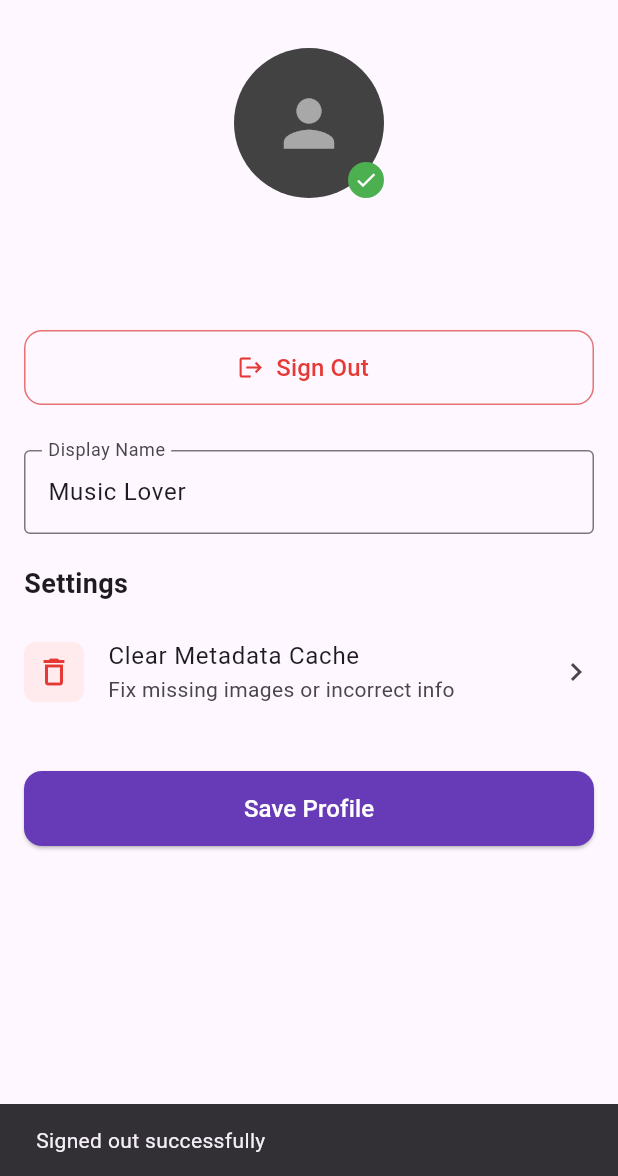
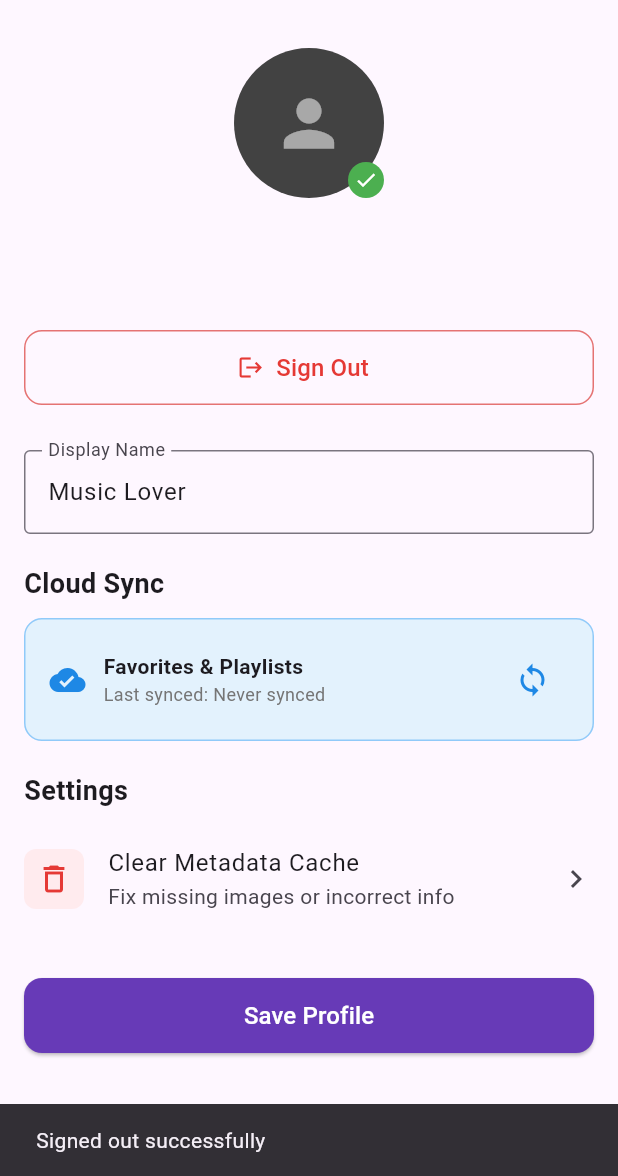
Before and after one commit to imdadur765/Audio-X, a Flutter app: the ProfilePage screen opened by its route, after a tap on "Sign Out", on a phone screen of 412 x 824 dp, the part 60-1236 px from its top. Run offline on Flutter 3.47's test engine with Material 3 defaults, Android fonts, the phone set to English and light mode, and no system bars; our stand-ins replace cloud_firestore, connectivity_plus, file_picker, firebase_auth, firebase_core, go_router and 8 more; accounts and stored records are empty.

Commit message:
Added cloud sync Feature

```diff
--- a/lib/presentation/pages/profile_page.dart
+++ b/lib/presentation/pages/profile_page.dart
@@ -1,7 +1,11 @@
 import 'package:flutter/material.dart';
 import 'package:go_router/go_router.dart';
+import 'package:provider/provider.dart';
 import '../../data/services/artist_service.dart';
 import '../../data/services/auth_service.dart';
+import '../../services/cloud_sync_service.dart';
+import '../../services/playlist_service.dart';
+import '../controllers/audio_controller.dart';
 import 'package:hive/hive.dart';
 
 class ProfilePage extends StatefulWidget {
@@ -14,17 +18,41 @@ class ProfilePage extends StatefulWidget {
 class _ProfilePageState extends State<ProfilePage> {
   late TextEditingController _nameController;
   final AuthService _authService = AuthService();
+  final CloudSyncService _cloudSync = CloudSyncService();
   bool _isLoading = false;
+  bool _isSyncing = false;
+  DateTime? _lastSyncTime;
 
   @override
   void initState() {
     super.initState();
     _nameController = TextEditingController(text: _authService.userName);
+    _loadLastSyncTime();
+    // Listen for background sync updates
+    CloudSyncService.lastSyncNotifier.addListener(_onSyncUpdate);
+  }
+
+  void _onSyncUpdate() {
+    if (mounted) {
+      setState(() => _lastSyncTime = CloudSyncService.lastSyncNotifier.value);
+    }
+  }
+
+  Future<void> _loadLastSyncTime() async {
+    // First check local notifier (for current session syncs)
+    if (CloudSyncService.lastSyncNotifier.value != null) {
+      setState(() => _lastSyncTime = CloudSyncService.lastSyncNotifier.value);
+      return;
+    }
+    // Then try to load from Firestore (for past syncs)
+    final time = await _cloudSync.getLastSyncTime();
+    if (mounted) setState(() => _lastSyncTime = time);
   }
 
   @override
   void dispose() {
     _nameController.dispose();
+    CloudSyncService.lastSyncNotifier.removeListener(_onSyncUpdate);
     super.dispose();
   }
 
@@ -40,6 +68,8 @@ class _ProfilePageState extends State<ProfilePage> {
       });
       if (user != null) {
         ScaffoldMessenger.of(context).showSnackBar(SnackBar(content: Text('Welcome, ${user.displayName}!')));
+        // Trigger sync after login
+        _handleSync();
       }
     }
   }
@@ -51,9 +81,45 @@ class _ProfilePageState extends State<ProfilePage> {
       setState(() {
         _isLoading = false;
         _nameController.text = 'Music Lover';
+        _lastSyncTime = null;
       });
       ScaffoldMessenger.of(context).showSnackBar(const SnackBar(content: Text('Signed out successfully')));
     }
+  }
+
+  Future<void> _handleSync() async {
+    if (!_authService.isLoggedIn) return;
+
+    setState(() => _isSyncing = true);
+
+    final audioController = Provider.of<AudioController>(context, listen: false);
+    final playlistService = PlaylistService();
+
+    final success = await _cloudSync.syncOnLogin(
+      onFavoritesDownloaded: (favoriteIds) async {
+        await audioController.applyCloudFavorites(favoriteIds);
+      },
+      onPlaylistsDownloaded: (playlists) async {
+        await playlistService.mergeCloudPlaylists(playlists);
+      },
+    );
+
+    if (mounted) {
+      setState(() => _isSyncing = false);
+      if (success) {
+        _loadLastSyncTime();
+        ScaffoldMessenger.of(context).showSnackBar(const SnackBar(content: Text('Sync completed!')));
+      }
+    }
+  }
+
+  String _getLastSyncText() {
+    if (_lastSyncTime == null) return 'Never synced';
+    final diff = DateTime.now().difference(_lastSyncTime!);
+    if (diff.inMinutes < 1) return 'Just now';
+    if (diff.inMinutes < 60) return '${diff.inMinutes} min ago';
+    if (diff.inHours < 24) return '${diff.inHours} hours ago';
+    return '${diff.inDays} days ago';
   }
 
   @override
@@ -117,6 +183,55 @@ class _ProfilePageState extends State<ProfilePage> {
                   labelText: 'Display Name',
                   border: OutlineInputBorder(),
                   hintText: 'Enter your name',
+                ),
+              ),
+              const SizedBox(height: 20),
+            ],
+
+            // Cloud Sync Section (only if logged in)
+            if (isLoggedIn) ...[
+              const SizedBox(
+                width: double.infinity,
+                child: Text('Cloud Sync', style: TextStyle(fontSize: 18, fontWeight: FontWeight.bold)),
+              ),
+              const SizedBox(height: 10),
+              Container(
+                width: double.infinity,
+                padding: const EdgeInsets.all(16),
+                decoration: BoxDecoration(
+                  color: Colors.blue.shade50,
+                  borderRadius: BorderRadius.circular(12),
+                  border: Border.all(color: Colors.blue.shade200),
+                ),
+                child: Column(
+                  crossAxisAlignment: CrossAxisAlignment.start,
+                  children: [
+                    Row(
+                      children: [
+                        Icon(Icons.cloud_done, color: Colors.blue.shade600),
+                        const SizedBox(width: 12),
+                        Expanded(
+                          child: Column(
+                            crossAxisAlignment: CrossAxisAlignment.start,
+                            children: [
+                              const Text('Favorites & Playlists', style: TextStyle(fontWeight: FontWeight.bold)),
+                              Text(
+                                'Last synced: ${_getLastSyncText()}',
+                                style: TextStyle(color: Colors.grey[600], fontSize: 12),
+                              ),
+                            ],
+                          ),
+                        ),
+                        _isSyncing
+                            ? const SizedBox(width: 24, height: 24, child: CircularProgressIndicator(strokeWidth: 2))
+                            : IconButton(
+                                icon: Icon(Icons.sync, color: Colors.blue.shade600),
+                                onPressed: _handleSync,
+                                tooltip: 'Sync Now',
+                              ),
+                      ],
+                    ),
+                  ],
                 ),
               ),
               const SizedBox(height: 20),
--- /dev/null
+++ b/lib/services/cloud_sync_service.dart
@@ -0,0 +1,181 @@
+import 'package:cloud_firestore/cloud_firestore.dart';
+import 'package:flutter/foundation.dart';
+import '../data/models/playlist_model.dart';
+import '../data/services/auth_service.dart';
+
+/// Service for syncing user data (Favorites, Playlists) to Firebase Firestore.
+class CloudSyncService {
+  static final CloudSyncService _instance = CloudSyncService._internal();
+  factory CloudSyncService() => _instance;
+  CloudSyncService._internal();
+
+  final FirebaseFirestore _firestore = FirebaseFirestore.instance;
+  final AuthService _authService = AuthService();
+
+  // Notifier that fires when sync happens - UI can listen to this
+  static final ValueNotifier<DateTime?> lastSyncNotifier = ValueNotifier(null);
+
+  /// Returns the user's document reference, or null if not logged in.
+  DocumentReference<Map<String, dynamic>>? get _userDoc {
+    final user = _authService.currentUser;
+    if (user == null) return null;
+    return _firestore.collection('users').doc(user.uid);
+  }
+
+  /// Check if user is logged in and can sync.
+  bool get canSync => _authService.isLoggedIn;
+
+  // ==================== FAVORITES ====================
+
+  /// Upload current favorite song IDs to Firestore.
+  Future<void> syncFavoritesToCloud(List<String> favoriteSongIds) async {
+    if (!canSync) return;
+
+    try {
+      await _userDoc?.set({
+        'favorites': {'songIds': favoriteSongIds, 'updatedAt': FieldValue.serverTimestamp()},
+      }, SetOptions(merge: true));
+      debugPrint('Favorites synced to cloud: ${favoriteSongIds.length} songs');
+
+      // Update local notifier so UI knows sync happened
+      lastSyncNotifier.value = DateTime.now();
+    } catch (e) {
+      debugPrint('Error syncing favorites to cloud: $e');
+    }
+  }
+
+  /// Download favorite song IDs from Firestore.
+  Future<List<String>> getFavoritesFromCloud() async {
+    if (!canSync) return [];
+
+    try {
+      final doc = await _userDoc?.get();
+      if (doc?.exists == true) {
+        final data = doc!.data();
+        final favorites = data?['favorites'] as Map<String, dynamic>?;
+        if (favorites != null) {
+          return List<String>.from(favorites['songIds'] ?? []);
+        }
+      }
+    } catch (e) {
+      debugPrint('Error getting favorites from cloud: $e');
+    }
+    return [];
+  }
+
+  // ==================== PLAYLISTS ====================
+
+  /// Upload all custom playlists to Firestore.
+  Future<void> syncPlaylistsToCloud(List<Playlist> playlists) async {
+    if (!canSync) return;
+
+    try {
+      final batch = _firestore.batch();
+      final playlistsRef = _userDoc?.collection('playlists');
+
+      if (playlistsRef == null) return;
+
+      // Delete existing playlists first (to handle deleted ones)
+      final existingDocs = await playlistsRef.get();
+      for (var doc in existingDocs.docs) {
+        batch.delete(doc.reference);
+      }
+
+      // Add current playlists
+      for (var playlist in playlists) {
+        final docRef = playlistsRef.doc(playlist.id);
+        batch.set(docRef, {
+          'id': playlist.id,
+          'name': playlist.name,
+          'songIds': playlist.songIds,
+          'created': playlist.created.toIso8601String(),
+          'iconEmoji': playlist.iconEmoji,
+          'updatedAt': FieldValue.serverTimestamp(),
+        });
+      }
+
+      await batch.commit();
+      debugPrint('Playlists synced to cloud: ${playlists.length} playlists');
+    } catch (e) {
+      debugPrint('Error syncing playlists to cloud: $e');
+    }
+  }
+
+  /// Download all custom playlists from Firestore.
+  Future<List<Playlist>> getPlaylistsFromCloud() async {
+    if (!canSync) return [];
+
+    try {
+      final playlistsRef = _userDoc?.collection('playlists');
+      if (playlistsRef == null) return [];
+
+      final snapshot = await playlistsRef.get();
+      return snapshot.docs.map((doc) {
+        final data = doc.data();
+        return Playlist(
+          id: data['id'] as String,
+          name: data['name'] as String,
+          songIds: List<String>.from(data['songIds'] ?? []),
+          created: DateTime.parse(data['created'] as String),
+          isAuto: false,
+          iconEmoji: data['iconEmoji'] as String? ?? '🎵',
+        );
+      }).toList();
+    } catch (e) {
+      debugPrint('Error getting playlists from cloud: $e');
+    }
+    return [];
+  }
+
+  // ==================== MASTER SYNC ====================
+
+  /// Called after login to sync all data from cloud to local.
+  /// Returns true if sync was successful.
+  Future<bool> syncOnLogin({
+    required Future<void> Function(List<String>) onFavoritesDownloaded,
+    required Future<void> Function(List<Playlist>) onPlaylistsDownloaded,
+  }) async {
+    if (!canSync) return false;
+
+    try {
+      debugPrint('Starting cloud sync on login...');
+
+      // Download favorites
+      final cloudFavorites = await getFavoritesFromCloud();
+      if (cloudFavorites.isNotEmpty) {
+        await onFavoritesDownloaded(cloudFavorites);
+        debugPrint('Downloaded ${cloudFavorites.length} favorites from cloud');
+      }
+
+      // Download playlists
+      final cloudPlaylists = await getPlaylistsFromCloud();
+      if (cloudPlaylists.isNotEmpty) {
+        await onPlaylistsDownloaded(cloudPlaylists);
+        debugPrint('Downloaded ${cloudPlaylists.length} playlists from cloud');
+      }
+
+      debugPrint('Cloud sync completed successfully');
+      return true;
+    } catch (e) {
+      debugPrint('Error during cloud sync: $e');
+      return false;
+    }
+  }
+
+  /// Get last sync timestamp for display purposes.
+  Future<DateTime?> getLastSyncTime() async {
+    if (!canSync) return null;
+
+    try {
+      final doc = await _userDoc?.get();
+      if (doc?.exists == true) {
+        final favorites = doc!.data()?['favorites'] as Map<String, dynamic>?;
+        final timestamp = favorites?['updatedAt'] as Timestamp?;
+        return timestamp?.toDate();
+      }
+    } catch (e) {
+      debugPrint('Error getting last sync time: $e');
+    }
+    return null;
+  }
+}
--- a/pubspec.yaml
+++ b/pubspec.yaml
@@ -66,6 +66,7 @@ dependencies:
   firebase_core: ^3.10.0
   firebase_auth: ^5.4.0
   google_sign_in: ^6.2.2
+  cloud_firestore: ^5.6.2
 
 dev_dependencies:
   flutter_test:
```
Also changed, not shown: lib/presentation/controllers/audio_controller.dart (+16 -0 lines), lib/services/playlist_service.dart (+26 -2 lines), pubspec.lock, 3 other files.
